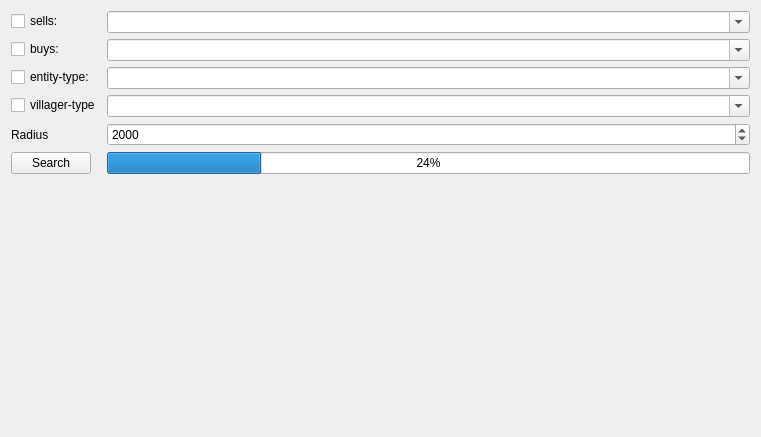
Above: searchentitywidget.ui from cre4ture/minutor-1 before the change. Below: the same form after it.
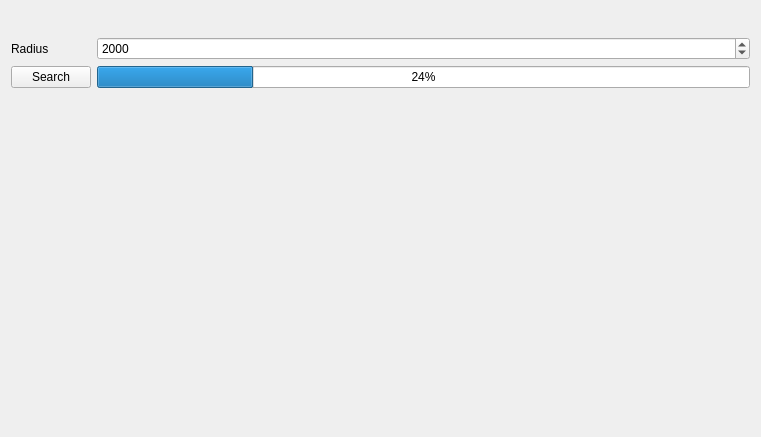
That is the form after the change. Custom widgets are drawn as their Qt base class.

Commit message: search plugin refactoring

What changed in the file:
```diff
--- a/searchentitywidget.ui
+++ b/searchentitywidget.ui
@@ -16,28 +16,14 @@
   <layout class="QVBoxLayout" name="verticalLayout">
    <item>
     <layout class="QFormLayout" name="formLayout">
-     <item row="0" column="0">
-      <widget class="QCheckBox" name="check_sells">
-       <property name="text">
-        <string>sells:</string>
-       </property>
-      </widget>
-     </item>
      <item row="1" column="0">
-      <widget class="QCheckBox" name="check_buys">
-       <property name="text">
-        <string>buys:</string>
-       </property>
-      </widget>
-     </item>
-     <item row="4" column="0">
       <widget class="QLabel" name="label">
        <property name="text">
         <string>Radius</string>
        </property>
       </widget>
      </item>
-     <item row="4" column="1">
+     <item row="1" column="1">
       <widget class="QSpinBox" name="sb_radius">
        <property name="maximum">
         <number>999999999</number>
@@ -47,60 +33,29 @@
        </property>
       </widget>
      </item>
-     <item row="5" column="0">
+     <item row="2" column="0">
       <widget class="QPushButton" name="pb_search">
        <property name="text">
         <string>Search</string>
        </property>
       </widget>
      </item>
-     <item row="5" column="1">
+     <item row="2" column="1">
       <widget class="QProgressBar" name="progressBar">
        <property name="value">
         <number>24</number>
        </property>
       </widget>
      </item>
-     <item row="2" column="0">
-      <widget class="QCheckBox" name="check_entity_type">
-       <property name="text">
-        <string>entity-type:</string>
+     <item row="0" column="0" colspan="2">
+      <widget class="QWidget" name="plugin_context" native="true">
+       <property name="minimumSize">
+        <size>
+         <width>0</width>
+         <height>20</height>
+        </size>
        </property>
-      </widget>
-     </item>
-     <item row="2" column="1">
-      <widget class="QComboBox" name="cb_entity_type">
-       <property name="editable">
-        <bool>true</bool>
-       </property>
-      </widget>
-     </item>
-     <item row="1" column="1">
-      <widget class="QComboBox" name="cb_buys">
-       <property name="editable">
-        <bool>true</bool>
-       </property>
-      </widget>
-     </item>
-     <item row="0" column="1">
-      <widget class="QComboBox" name="cb_sells">
-       <property name="editable">
-        <bool>true</bool>
-       </property>
-      </widget>
-     </item>
-     <item row="3" column="0">
-      <widget class="QCheckBox" name="check_villager_type">
-       <property name="text">
-        <string>villager-type</string>
-       </property>
-      </widget>
-     </item>
-     <item row="3" column="1">
-      <widget class="QComboBox" name="cb_villager_type">
-       <property name="editable">
-        <bool>true</bool>
-       </property>
+       <layout class="QVBoxLayout" name="verticalLayout_3"/>
       </widget>
      </item>
     </layout>
```
The commit also changes 13 other files.
